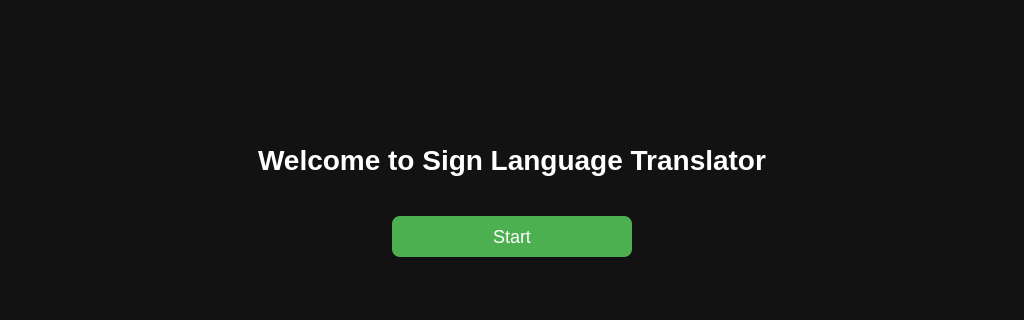
Old version of the form UI/welcome_screen.ui in the repository ValhallaAMB/Gesture-Recognition; both pictures show x 0 to 1024 and y 304 to 624 of the 1024 by 768 pixel window.
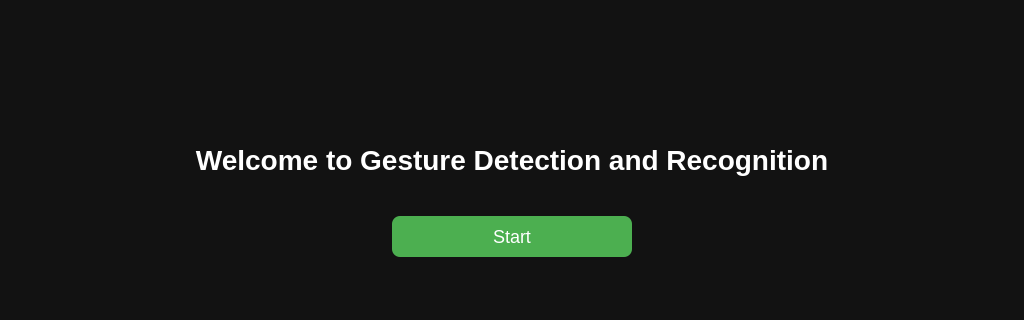
New version of the form. Icons and pictures are not drawn.

Diff of the .ui file:
```diff
--- a/UI/welcome_screen.ui
+++ b/UI/welcome_screen.ui
@@ -134,7 +134,7 @@
    <item>
     <widget class="QLabel" name="titleLabel">
      <property name="text">
-      <string>Welcome to Sign Language Translator</string>
+      <string>Welcome to Gesture Detection and Recognition</string>
      </property>
      <property name="alignment">
       <set>Qt::AlignCenter</set>
```
Left out of the diff: 2 changed lines with no effect on the pictures.
